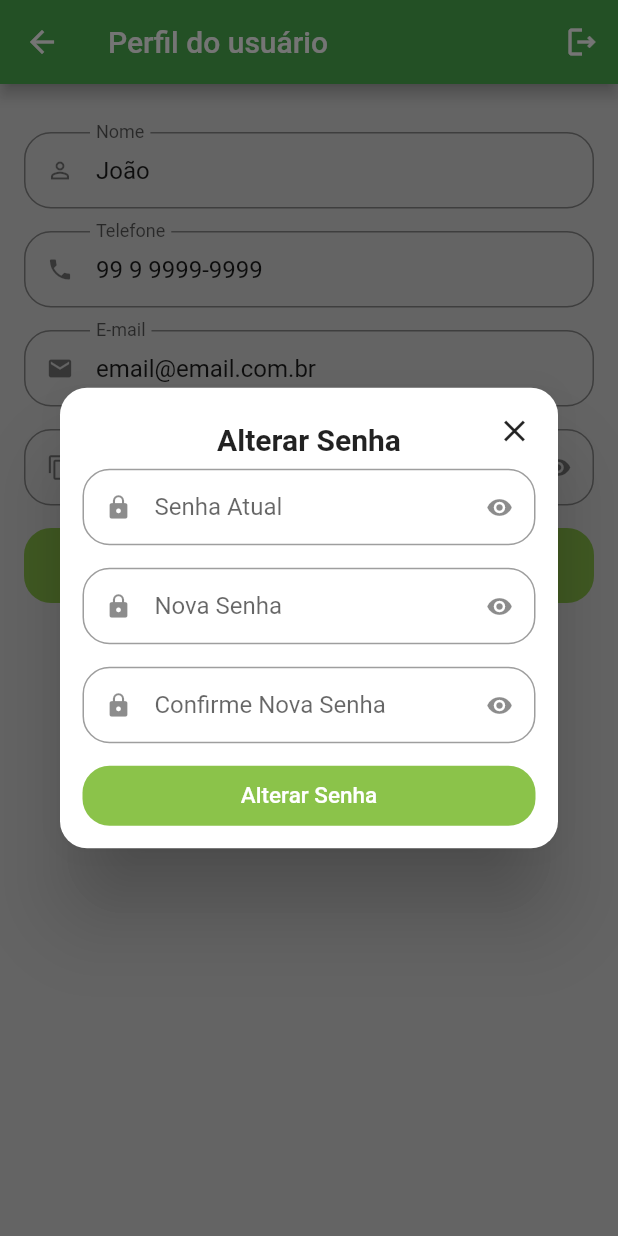
After one commit to DiegoPorfirio01/flutter-app, a Flutter app: the ProfileTab screen opened directly, after a tap on "Alterar Senha", on a phone screen of 412 x 824 dp. The commit adds this screen. Run offline on Flutter 3.47's test engine with Material 2 defaults, Android fonts, the phone set to English and light mode, and no system bars; our stand-ins replace animated_text_kit, mask_text_input_formatter.

Commit message:
feat(profile-tab) create profile tab

```diff
--- a/quitanda/lib/src/config/app_data.dart
+++ b/quitanda/lib/src/config/app_data.dart
@@ -1,5 +1,6 @@
 import 'package:quitanda/src/models/cart_item_model.dart';
 import 'package:quitanda/src/models/item_model.dart';
+import 'package:quitanda/src/models/user_model.dart';
 
 ItemModel apple = ItemModel(
   itemName: 'Maçã',
@@ -93,3 +94,11 @@ List<CartItemModel> cartItems = [
     quantity: 1,
   ),
 ];
+
+final UserModel user = UserModel(
+  nome: 'João',
+  email: 'email@email.com.br',
+  cpf: '000.000.000-00',
+  telefone: '99 9 9999-9999',
+  senha: '',
+);
--- /dev/null
+++ b/quitanda/lib/src/models/user_model.dart
@@ -0,0 +1,15 @@
+class UserModel {
+  String nome;
+  String email;
+  String telefone;
+  String cpf;
+  String senha;
+
+  UserModel({
+    required this.nome,
+    required this.email,
+    required this.telefone,
+    required this.cpf,
+    required this.senha,
+  });
+}
--- a/quitanda/lib/src/pages/common_widgets/custom_text_field.dart
+++ b/quitanda/lib/src/pages/common_widgets/custom_text_field.dart
@@ -6,6 +6,8 @@ class CustomTextField extends StatefulWidget {
   final String label;
   final bool isSecret;
   final List<TextInputFormatter>? inputFormatters;
+  final String? initialValue;
+  final bool readOnly;
 
   const CustomTextField({
     super.key,
@@ -13,6 +15,8 @@ class CustomTextField extends StatefulWidget {
     required this.label,
     this.isSecret = false,
     this.inputFormatters,
+    this.initialValue,
+    this.readOnly = false,
   });
 
   @override
@@ -20,7 +24,6 @@ class CustomTextField extends StatefulWidget {
 }
 
 class _CustomTextFieldState extends State<CustomTextField> {
-
   bool isObscure = false;
 
   @override
@@ -34,6 +37,8 @@ class _CustomTextFieldState extends State<CustomTextField> {
     return Padding(
       padding: EdgeInsets.only(bottom: 15),
       child: TextFormField(
+        readOnly: widget.readOnly,
+        initialValue: widget.initialValue,
         inputFormatters: widget.inputFormatters,
         obscureText: isObscure,
         decoration: InputDecoration(
@@ -50,7 +55,8 @@ class _CustomTextFieldState extends State<CustomTextField> {
                       isObscure = !isObscure;
                     });
                   },
-                  icon: Icon(isObscure ? Icons.visibility : Icons.visibility_off),
+                  icon:
+                      Icon(isObscure ? Icons.visibility : Icons.visibility_off),
                 )
               : null,
         ),
--- /dev/null
+++ b/quitanda/lib/src/pages/profile/profile_tab.dart
@@ -0,0 +1,165 @@
+import 'package:flutter/material.dart';
+import 'package:quitanda/src/config/custom_colors.dart';
+import 'package:quitanda/src/pages/common_widgets/custom_text_field.dart';
+import 'package:quitanda/src/config/app_data.dart' as appData;
+
+class ProfileTab extends StatefulWidget {
+  const ProfileTab({super.key});
+
+  @override
+  State<ProfileTab> createState() => _ProfileTabState();
+}
+
+class _ProfileTabState extends State<ProfileTab> {
+  @override
+  Widget build(BuildContext context) {
+    return Scaffold(
+      appBar: AppBar(
+        title: const Text('Perfil do usuário'),
+        actions: [
+          IconButton(
+            onPressed: () {},
+            icon: const Icon(Icons.logout_outlined),
+          ),
+        ],
+      ),
+      body: ListView(
+        physics: const BouncingScrollPhysics(),
+        padding: EdgeInsets.fromLTRB(16, 32, 16, 16),
+        children: [
+          CustomTextField(
+            readOnly: true,
+            icon: Icons.person_outline,
+            label: 'Nome',
+            initialValue: appData.user.nome,
+          ),
+          CustomTextField(
+            readOnly: true,
+            icon: Icons.phone,
+            label: 'Telefone',
+            initialValue: appData.user.telefone,
+          ),
+          CustomTextField(
+            readOnly: true,
+            icon: Icons.email,
+            label: 'E-mail',
+            initialValue: appData.user.email,
+          ),
+          CustomTextField(
+            readOnly: true,
+            icon: Icons.file_copy_outlined,
+            label: 'CPF',
+            isSecret: true,
+            initialValue: appData.user.cpf,
+          ),
+          SizedBox(
+            height: 50,
+            child: TextButton(
+                style: ButtonStyle(
+                  backgroundColor: MaterialStatePropertyAll<Color>(
+                    CustomColors.customSwatchColor,
+                  ),
+                  shape: MaterialStateProperty.all(
+                    RoundedRectangleBorder(
+                      borderRadius: BorderRadius.circular(18),
+                    ),
+                  ),
+                ),
+                onPressed: () {
+                  updatePassword();
+                },
+                child: const Text(
+                  style: TextStyle(
+                    color: Colors.white,
+                    fontSize: 15,
+                  ),
+                  'Alterar Senha',
+                )),
+          )
+        ],
+      ),
+    );
+  }
+
+  Future<bool?> updatePassword() {
+    return showDialog(
+        context: context,
+        builder: (context) {
+          return Dialog(
+            shape: RoundedRectangleBorder(
+              borderRadius: BorderRadius.circular(18),
+            ),
+            child: Stack(
+              children: [
+                Padding(
+                  padding: const EdgeInsets.all(15.0),
+                  child: Column(
+                    crossAxisAlignment: CrossAxisAlignment.stretch,
+                    mainAxisSize: MainAxisSize.min,
+                    children: [
+                      Padding(
+                        padding: const EdgeInsets.all(8.0),
+                        child: Text(
+                          textAlign: TextAlign.center,
+                          'Alterar Senha',
+                          style: TextStyle(
+                              fontSize: 20, fontWeight: FontWeight.bold),
+                        ),
+                      ),
+                      CustomTextField(
+                        icon: Icons.lock,
+                        label: 'Senha Atual',
+                        isSecret: true,
+                      ),
+                      CustomTextField(
+                        icon: Icons.lock,
+                        label: 'Nova Senha',
+                        isSecret: true,
+                      ),
+                      CustomTextField(
+                        icon: Icons.lock,
+                        label: 'Confirme Nova Senha',
+                        isSecret: true,
+                      ),
+                      SizedBox(
+                        height: 40,
+                        child: TextButton(
+                          style: ButtonStyle(
+                            backgroundColor: MaterialStateProperty.all<Color>(
+                              CustomColors.customSwatchColor,
+                            ),
+                            shape: MaterialStateProperty.all(
+                              RoundedRectangleBorder(
+                                borderRadius: BorderRadius.circular(18),
+                              ),
+                            ),
+                          ),
+                          onPressed: () {},
+                          child: const Text(
+                            'Alterar Senha',
+                            style: TextStyle(
+                              color: Colors.white,
+                              fontSize: 15,
+                            ),
+                          ),
+                        ),
+                      )
+                    ],
+                  ),
+                ),
+                Positioned(
+                  top: 5,
+                  right: 5,
+                  child: IconButton(
+                    onPressed: () {
+                      Navigator.of(context).pop();
+                    },
+                    icon: const Icon(Icons.close),
+                  ),
+                ),
+              ],
+            ),
+          );
+        });
+  }
+}
```
Lines whose indentation alone changed are shown as unchanged.
